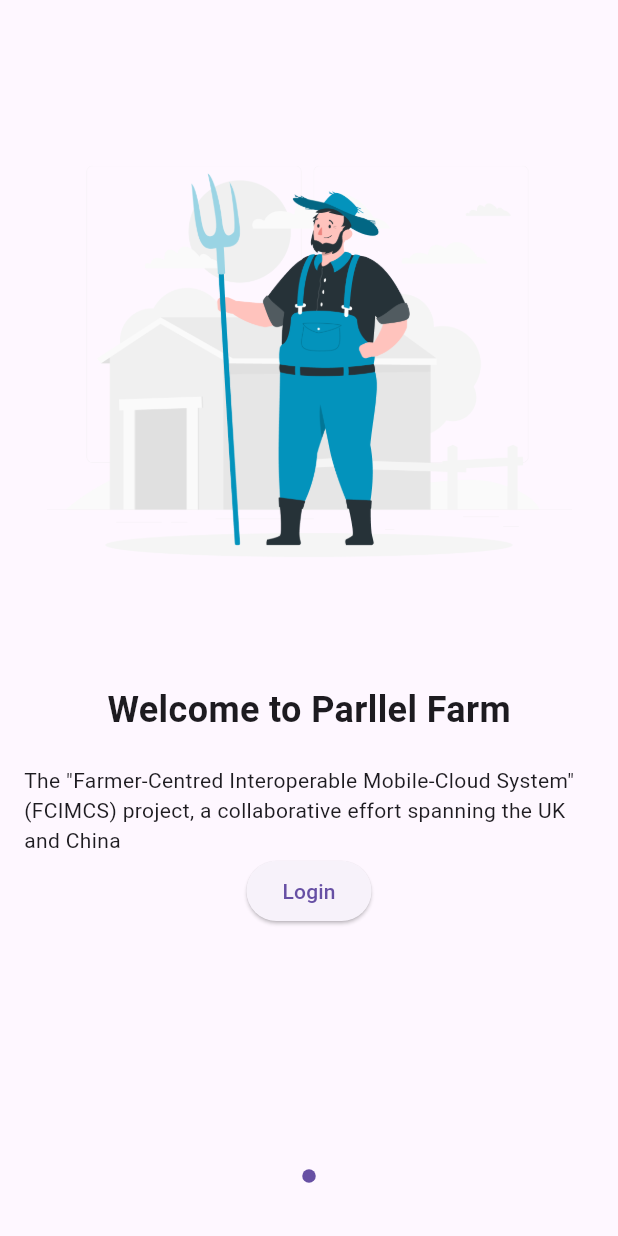
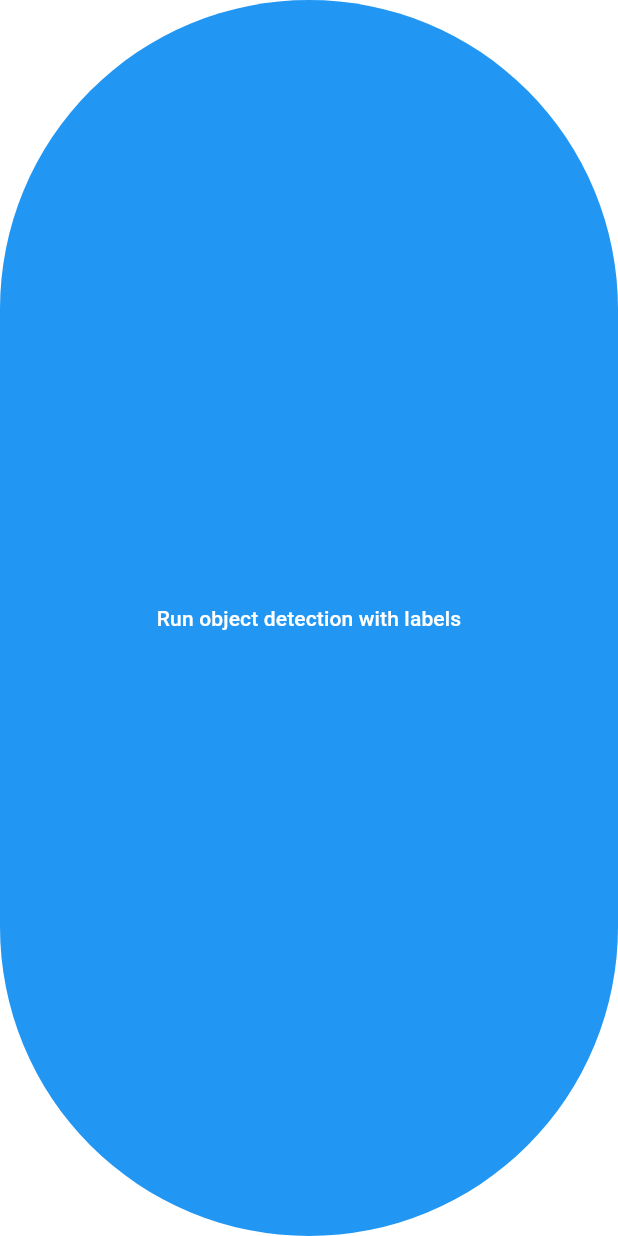
Before and after one commit to manukj/PestGPT, a Flutter app: the screen it shows after launch, on a phone screen of 412 x 824 dp. Run offline on Flutter 3.47's test engine with Material 3 defaults, Android fonts, the phone set to English and light mode, and no system bars; drawn by our look-alikes of introduction_screen; our stand-ins replace get, image_picker; missing offline and left inert: pytorch_lite.

```diff
--- a/lib/main.dart
+++ b/lib/main.dart
@@ -1,4 +1,8 @@
 import 'package:flutter/material.dart';
 import 'package:pest_gpt/src/app.dart';
+import 'package:pest_gpt/src/detection/detection.dart';
 
-void main() => runApp(const App());
+void main() {
+  Detection.init();
+  return runApp(const App());
+}
--- a/lib/src/app.dart
+++ b/lib/src/app.dart
@@ -1,7 +1,7 @@
 import 'package:flutter/material.dart';
 import 'package:get/get.dart';
 import 'package:pest_gpt/src/localization/localizer_manager.dart';
-import 'package:pest_gpt/src/pages/landing/landing_page.dart';
+import 'package:pest_gpt/src/pages/pest_detection/pest_detection_page.dart';
 
 class App extends StatelessWidget {
   const App({super.key});
@@ -9,7 +9,7 @@ class App extends StatelessWidget {
   @override
   Widget build(BuildContext context) {
     return GetMaterialApp(
-      home: LandingPage(),
+      home: PestDetectionPage(),
       translations: LocalizationManager(),
       fallbackLocale: const Locale('en', 'US'),
       locale: Get.deviceLocale,
--- /dev/null
+++ b/lib/src/detection/detection.dart
@@ -0,0 +1,27 @@
+import 'package:flutter/material.dart';
+import 'package:pytorch_lite/pytorch_lite.dart';
+
+class Detection {
+  static ModelObjectDetection? _model;
+
+  static Future<void> init() async {
+    await getModel();
+  }
+
+  static Future<ModelObjectDetection> getModel() async {
+    try {
+      WidgetsFlutterBinding.ensureInitialized(); // Add this line
+      _model ??= await PytorchLite.loadObjectDetectionModel(
+        "assets/models/yolov8n.torchscript", 80, 640, 640,
+        labelPath: "assets/labels/labels_objectDetection.txt",
+        objectDetectionModelType: ObjectDetectionModelType.yolov5);
+      if (_model == null) {
+        throw Exception("Model not loaded");
+      }
+      return _model!;
+    } catch (e) {
+      print("Error loading model: $e");
+      rethrow;
+    }
+  }
+}
--- a/lib/src/pages/landing/landing_page.dart
+++ b/lib/src/pages/landing/landing_page.dart
@@ -6,7 +6,7 @@ import 'package:pest_gpt/src/pages/landing/controller/landing_controller.dart';
 import 'package:pest_gpt/src/resource/image.dart';
 
 class LandingPage extends StatelessWidget {
-  List<PageViewModel> listOfPages = [
+  final List<PageViewModel> listOfPages = [
     PageViewModel(
       title: "Welcome to Parllel Farm",
       body:
--- /dev/null
+++ b/lib/src/pages/pest_detection/pest_detection_page.dart
@@ -0,0 +1,82 @@
+import 'dart:io';
+
+import 'package:flutter/material.dart';
+import 'package:image_picker/image_picker.dart';
+import 'package:pest_gpt/src/detection/detection.dart';
+import 'package:pytorch_lite/pytorch_lite.dart';
+
+class PestDetectionPage extends StatefulWidget {
+  const PestDetectionPage({super.key});
+
+  @override
+  State<PestDetectionPage> createState() => _PestDetectionPageState();
+}
+
+class _PestDetectionPageState extends State<PestDetectionPage> {
+  List? _prediction;
+  File? _image;
+  final ImagePicker _picker = ImagePicker();
+  bool objectDetection = false;
+  List<ResultObjectDetection?> objDetect = [];
+  late ModelObjectDetection _objectModel;
+  String? textToShow;
+
+  @override
+  void initState() {
+    // TODO: implement initState
+    super.initState();
+    Detection.getModel().then((value) {
+      _objectModel = value;
+    });
+  }
+
+  String inferenceTimeAsString(Stopwatch stopwatch) =>
+      "Inference Took ${stopwatch.elapsed.inMilliseconds} ms";
+
+  Future runObjectDetection() async {
+    final XFile? image = await _picker.pickImage(source: ImageSource.gallery);
+    Stopwatch stopwatch = Stopwatch()..start();
+    objDetect = await _objectModel.getImagePrediction(
+        await File(image!.path).readAsBytes(),
+        minimumScore: 0.1,
+        iOUThreshold: 0.3);
+    textToShow = inferenceTimeAsString(stopwatch);
+    print('object executed in ${stopwatch.elapsed.inMilliseconds} ms');
+
+    for (var element in objDetect) {
+      print({
+        "score": element?.score,
+        "className": element?.className,
+        "class": element?.classIndex,
+        "rect": {
+          "left": element?.rect.left,
+          "top": element?.rect.top,
+          "width": element?.rect.width,
+          "height": element?.rect.height,
+          "right": element?.rect.right,
+          "bottom": element?.rect.bottom,
+        },
+      });
+    }
+    setState(() {
+      //this.objDetect = objDetect;
+      _image = File(image.path);
+    });
+  }
+
+  @override
+  Widget build(BuildContext context) {
+    return TextButton(
+      onPressed: runObjectDetection,
+      style: TextButton.styleFrom(
+        backgroundColor: Colors.blue,
+      ),
+      child: const Text(
+        "Run object detection with labels",
+        style: TextStyle(
+          color: Colors.white,
+        ),
+      ),
+    );
+  }
+}
--- a/pubspec.yaml
+++ b/pubspec.yaml
@@ -14,6 +14,8 @@ dependencies:
     sdk: flutter
   get:
   introduction_screen: ^3.1.12
+  pytorch_lite: ^4.2.5
+  image_picker: ^1.0.7
   flutter_localizations:
     sdk: flutter
 
@@ -32,3 +34,5 @@ flutter:
   assets:
     # Add assets from the images directory to the application.
     - assets/images/
+    - assets/models/
+    - assets/labels/
```
Also changed, not shown: assets/labels/labels_objectDetection.txt (added, +19 -0 lines), pubspec.lock, 7 other files.
